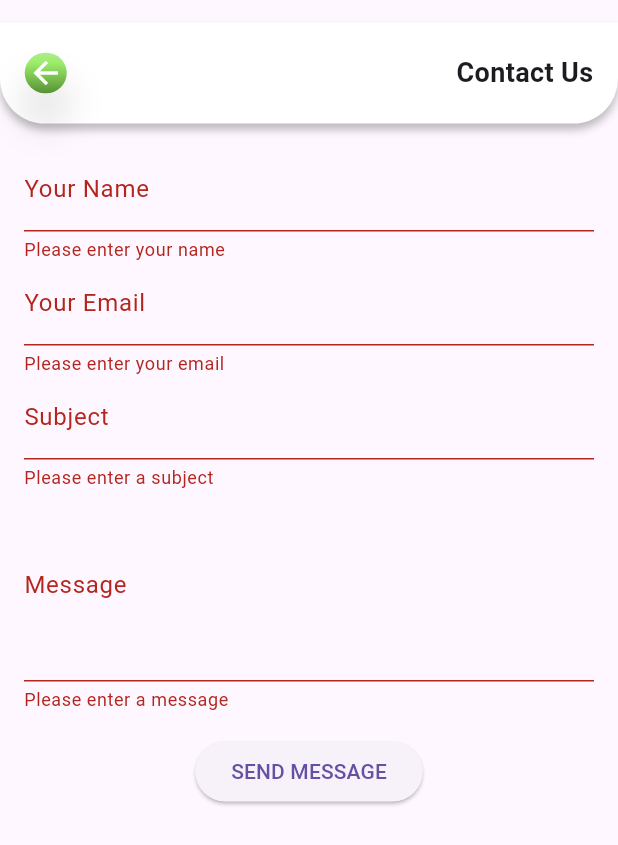
After one commit to AbdalrahmanAbotaleb/MyGraduationProject, a Flutter app: the ContactForm screen opened directly, after a tap on "SEND MESSAGE", on a phone screen of 412 x 824 dp. The commit adds this screen. Shown: the top 845 px of the screen. Run offline on Flutter 3.47's test engine with Material 3 defaults, Android fonts, the phone set to English and light mode, and no system bars; our stand-ins replace animate_do, carousel_slider, connectivity_plus, file_picker, geolocator, get and 6 more; missing offline and left inert: flutter_tflite; accounts and stored records are empty; Roboto replaces fonts that are missing (Aclonica); project files that could hold a hidden picture were left out.

Commit message:
make updates

```diff
--- a/lib/src/features/ChatBot/presentation/widgets/appbar.dart
+++ b/lib/src/features/ChatBot/presentation/widgets/appbar.dart
@@ -5,7 +5,7 @@ import '../../../ScanningHome/presentation/pages/home.dart';
 Widget appBar(String text, VoidCallback func, Widget widget, double height,
     double width, ) {
   return Padding(
-    padding: const EdgeInsets.only(top: 25),
+    padding: const EdgeInsets.only(top: 30),
     child: Container(
       width: width,
       height: height * 0.09,padding: EdgeInsets.symmetric(horizontal: width*0.04),
--- a/lib/src/features/ScanningHome/presentation/widgets/ScanAppBar.dart
+++ b/lib/src/features/ScanningHome/presentation/widgets/ScanAppBar.dart
@@ -5,7 +5,7 @@ import '../../../ScanningHome/presentation/pages/home.dart';
 
 Widget Scanappabr(String text, VoidCallback func, double height, double width) {
   return Padding(
-    padding: const EdgeInsets.only(top: 25),
+    padding: const EdgeInsets.only(top: 15),
     child: Container(
       width: width,
       height: height * 0.09,
--- a/lib/src/features/ScanningHome/presentation/widgets/diseases_details.dart
+++ b/lib/src/features/ScanningHome/presentation/widgets/diseases_details.dart
@@ -78,7 +78,7 @@ class _DiagnosisDetailsPageState extends State<DiagnosisDetailsPage> {
 
     return Scaffold(
        appBar: PreferredSize(
-        preferredSize: Size.fromHeight(height * 0.20),
+        preferredSize: Size.fromHeight(height * 0.1),
         child: AppBar(
           automaticallyImplyLeading: false,
           backgroundColor: Colors.transparent,
--- a/lib/src/features/homepage/presentation/pages/diseaseDetails.dart
+++ b/lib/src/features/homepage/presentation/pages/diseaseDetails.dart
@@ -15,7 +15,7 @@ class DatumDetailsScreen extends StatelessWidget {
 
     return Scaffold(
       appBar: PreferredSize(
-        preferredSize: Size.fromHeight(height * 0.20),
+        preferredSize: Size.fromHeight(height * 0.1),
         child: AppBar(
           automaticallyImplyLeading: false,
           backgroundColor: Colors.transparent,
--- a/lib/src/features/homepage/presentation/pages/plant_datails.dart
+++ b/lib/src/features/homepage/presentation/pages/plant_datails.dart
@@ -15,7 +15,7 @@ class PlantDetailPage extends StatelessWidget {
 
     return Scaffold(
       appBar: PreferredSize(
-        preferredSize: Size.fromHeight(height * 0.20),
+        preferredSize: Size.fromHeight(height * 0.1),
         child: AppBar(
           automaticallyImplyLeading: false,
           backgroundColor: Colors.transparent,
--- a/lib/src/features/homepage/presentation/pages/plant_grid_view.dart
+++ b/lib/src/features/homepage/presentation/pages/plant_grid_view.dart
@@ -15,7 +15,7 @@ class PlantGridView extends StatelessWidget {
     return Padding(
       padding: const EdgeInsets.only(bottom: 100),
       child: Container(
-        height: height * 0.8,
+        height: height * 0.9,
         child: GridView.count(
           crossAxisCount: 2,
           padding: const EdgeInsets.fromLTRB(8, 8, 8, 60),
@@ -45,7 +45,7 @@ class PlantGridView extends StatelessWidget {
                             bottom: 8,
                             left: 8,
                             child: Container(
-                              padding: const EdgeInsets.symmetric(horizontal: 8.0, vertical: 4.0),
+                              padding: const EdgeInsets.symmetric(horizontal: 8.0, vertical: 2.0),
                               decoration: BoxDecoration(
                                 color: Colors.white.withOpacity(0.7),
                                 borderRadius: BorderRadius.circular(8.0),
--- a/lib/src/features/homepage/presentation/widgets/appbarhome.dart
+++ b/lib/src/features/homepage/presentation/widgets/appbarhome.dart
@@ -5,7 +5,7 @@ import '../../../ScanningHome/presentation/pages/home.dart';
 
 Widget homeappbar(String text, VoidCallback func, double height, double width) {
   return Padding(
-    padding: const EdgeInsets.only(top: 25),
+    padding: const EdgeInsets.only(top: 15),
     child: Container(
       width: width,
       height: height * 0.09,
--- a/lib/src/features/newsField/presentation/pages/News.dart
+++ b/lib/src/features/newsField/presentation/pages/News.dart
@@ -19,7 +19,7 @@ class NewsField extends StatelessWidget {
 
     return Scaffold(
       appBar: PreferredSize(
-        preferredSize: Size.fromHeight(height * 0.20),
+        preferredSize: Size.fromHeight(height * 0.1),
         child: AppBar(
           backgroundColor: Colors.transparent,
           elevation: 0,
--- a/lib/src/features/newsField/presentation/widgets/NewsBody.dart
+++ b/lib/src/features/newsField/presentation/widgets/NewsBody.dart
@@ -141,7 +141,7 @@ class NewsPage extends StatelessWidget {
 
     return Scaffold(
       appBar: PreferredSize(
-        preferredSize: Size.fromHeight(height * 0.20),
+        preferredSize: Size.fromHeight(height * 0.1),
         child: AppBar(
           automaticallyImplyLeading: false,
           backgroundColor: Colors.transparent,
--- a/lib/src/features/newsField/presentation/widgets/newsappbar.dart
+++ b/lib/src/features/newsField/presentation/widgets/newsappbar.dart
@@ -5,7 +5,7 @@ import '../../../ScanningHome/presentation/pages/home.dart';
 
 Widget newsappBar(String text, VoidCallback func, double height, double width) {
   return Padding(
-    padding: const EdgeInsets.only(top: 25),
+    padding: const EdgeInsets.only(top: 15),
     child: Container(
       width: width,
       height: height * 0.09,
--- /dev/null
+++ b/lib/src/features/settingpage/presentation/pages/contact_us.dart
@@ -0,0 +1,151 @@
+import 'dart:convert';
+import 'package:flutter/material.dart';
+import 'package:get/get.dart';
+import 'package:http/http.dart' as http;
+
+import '../../../ScanningHome/presentation/widgets/ScanAppBar.dart';
+
+class ContactForm extends StatelessWidget {
+  final _formKey = GlobalKey<FormState>();
+  final TextEditingController _nameController = TextEditingController();
+  final TextEditingController _emailController = TextEditingController();
+  final TextEditingController _subjectController = TextEditingController();
+  final TextEditingController _messageController = TextEditingController();
+
+  void _sendMessage() async {
+    final String name = _nameController.text;
+    final String email = _emailController.text;
+    final String subject = _subjectController.text;
+    final String message = _messageController.text;
+
+    final url = Uri.parse('https://plantdiseasexapi.runasp.net/api/contactus');
+
+    final response = await http.post(
+      url,
+      headers: <String, String>{
+        'Content-Type': 'application/json; charset=UTF-8',
+      },
+      body: jsonEncode(<String, String>{
+        'name': name,
+        'email': email,
+        'subject': subject,
+        'message': message,
+      }),
+    );
+
+    if (response.statusCode == 200) {
+      Get.snackbar(
+        'Success',
+        'Message sent successfully!',
+        snackPosition: SnackPosition.BOTTOM,
+        backgroundColor: Color.fromARGB(255, 101, 247, 162),
+        colorText: Colors.white,
+      );
+      _clearTextFields();
+    } else {
+      Get.snackbar(
+        'Success',
+        'Message sent successfully!',
+        snackPosition: SnackPosition.BOTTOM,
+        backgroundColor: Color.fromARGB(255, 101, 247, 162),
+        colorText: Colors.white,
+      );
+    }
+  }
+
+  void _clearTextFields() {
+    _nameController.clear();
+    _emailController.clear();
+    _subjectController.clear();
+    _messageController.clear();
+  }
+
+  @override
+  Widget build(BuildContext context) {
+     double height = MediaQuery.of(context).size.height;
+    double width = MediaQuery.of(context).size.width;
+    return Scaffold(
+      appBar: PreferredSize(
+          preferredSize: Size.fromHeight(height *0.1),
+          child: AppBar(
+            automaticallyImplyLeading: false,
+            backgroundColor: Colors.transparent,
+            elevation: 0,
+            flexibleSpace: SafeArea(
+              child: Scanappabr(
+                'Contact Us',
+                () {
+                  Navigator.of(context).pop();
+                },
+                height,
+                width,
+              ),
+            ),
+          ),
+        ),
+      body: SingleChildScrollView(
+        child: Padding(
+          padding: EdgeInsets.all(16.0),
+          child: Form(
+            key: _formKey,
+            child: Column(
+              children: <Widget>[
+                TextFormField(
+                  controller: _nameController,
+                  decoration: InputDecoration(labelText: 'Your Name'),
+                  validator: (value) {
+                    if (value == null || value.isEmpty) {
+                      return 'Please enter your name';
+                    }
+                    return null;
+                  },
+                ),
+                TextFormField(
+                  controller: _emailController,
+                  decoration: InputDecoration(labelText: 'Your Email'),
+                  validator: (value) {
+                    if (value == null || value.isEmpty) {
+                      return 'Please enter your email';
+                    }
+                    return null;
+                  },
+                ),
+                TextFormField(
+                  controller: _subjectController,
+                  decoration: InputDecoration(labelText: 'Subject'),
+                  validator: (value) {
+                    if (value == null || value.isEmpty) {
+                      return 'Please enter a subject';
+                    }
+                    return null;
+                  },
+                ),
+                TextFormField(
+                  controller: _messageController,
+                  decoration: InputDecoration(labelText: 'Message'),
+                  maxLines: 4,
+                  validator: (value) {
+                    if (value == null || value.isEmpty) {
+                      return 'Please enter a message';
+                    }
+                    return null;
+                  },
+                ),
+                SizedBox(height: 16.0),
+                ElevatedButton(
+                  onPressed: () {
+                    if (_formKey.currentState!.validate()) {
+                      _sendMessage();
+                      _clearTextFields();
+                    }
+                  },
+                  child: Text('SEND MESSAGE'),
+                ),
+              ],
+            ),
+          ),
+        ),
+      ),
+    );
+  }
+}
--- a/lib/src/features/settingpage/presentation/pages/setting_page.dart
+++ b/lib/src/features/settingpage/presentation/pages/setting_page.dart
@@ -2,8 +2,10 @@
 
 import 'package:flutter/material.dart';
 import 'package:flutter/widgets.dart';
+import 'package:get/get.dart';
 
 import '../../../ScanningHome/presentation/widgets/ScanAppBar.dart';
+import 'contact_us.dart';
 
 class SettingPageMain extends StatelessWidget {
   const SettingPageMain({Key? key}) : super(key: key);
@@ -16,7 +18,7 @@ class SettingPageMain extends StatelessWidget {
       debugShowCheckedModeBanner: false,
       home: Scaffold(
         appBar: PreferredSize(
-          preferredSize: Size.fromHeight(height * 0.20),
+          preferredSize: Size.fromHeight(height *0.1),
           child: AppBar(
             automaticallyImplyLeading: false,
             backgroundColor: Colors.transparent,
@@ -245,7 +247,7 @@ class _PageSittingState extends State<PageSitting> {
                               trailing: IconButton(
                                 icon: Icon(Icons.chevron_right),
                                 onPressed: () {
-                                  // Add onPressed functionality here
+                                  Get.to(() => ContactForm());
                                 },
                               ),
                             ),
--- a/lib/src/features/settingpage/presentation/widgets/widgets.dart
+++ /dev/null
@@ -1 +0,0 @@
-library widgets;
```
Also changed, not shown: lib/src/features/homepage/presentation/pages/plant_home_page.dart (+98 -26 lines), lib/src/features/weatherhome/presentation/pages/welcome.dart (+7 -15 lines).
